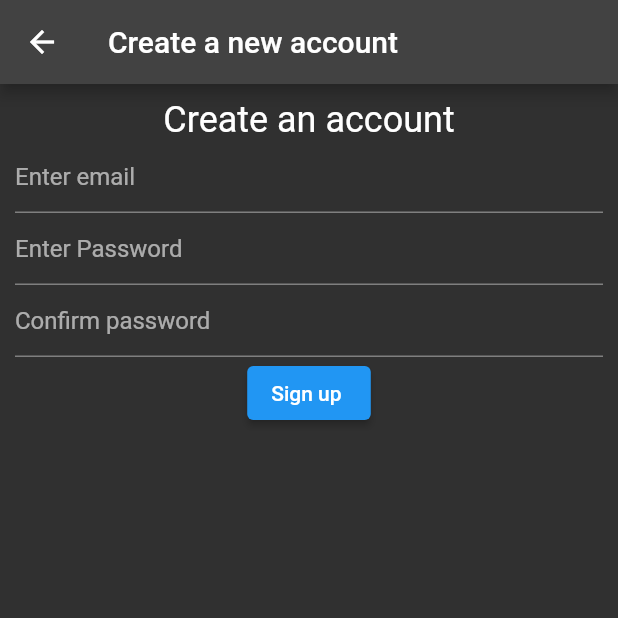
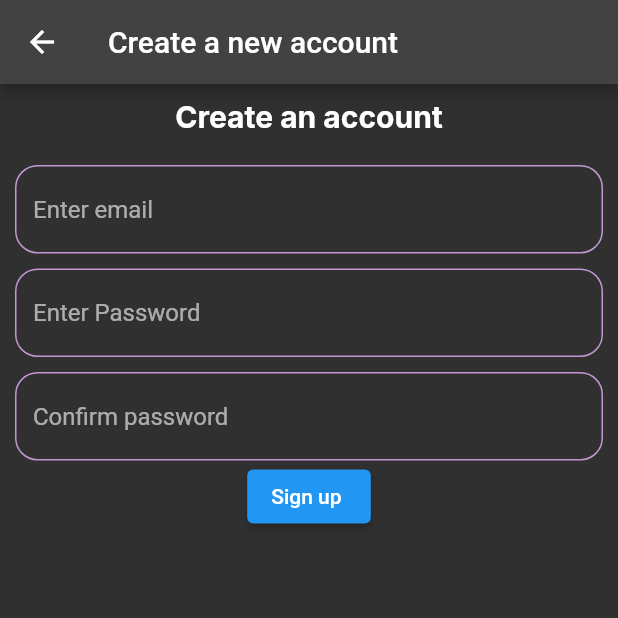
Before and after one commit to Flutter-Developer-110/class-master, a Flutter app: the screen it shows after launch, after a tap on "Sign In", after a tap on "Create a new account", on a phone screen of 412 x 824 dp, the top half of it. Run offline on Flutter 3.47's test engine with Material 2 defaults, Android fonts, the phone set to English and light mode, and no system bars; our stand-ins replace cloud_firestore, firebase_auth, firebase_core, firebase_storage, google_fonts, image_picker; missing offline and left inert: google_ml_kit; accounts and stored records are empty; network calls fail.

```diff
--- a/lib/main.dart
+++ b/lib/main.dart
@@ -18,7 +18,7 @@ class Lesson3App extends StatelessWidget{
   @override
   Widget build(BuildContext context) {
    return MaterialApp(
-     debugShowCheckedModeBanner: Constant.DEV,
+     debugShowCheckedModeBanner: false,
      theme: ThemeData(
        brightness: Constant.DARKMODE ? Brightness.dark : Brightness.light,
        primaryColor: Colors.blueAccent,
--- a/lib/model/constant.dart
+++ b/lib/model/constant.dart
@@ -1,14 +1,20 @@
-class Constant{
+import 'package:flutter/material.dart';
 
+class Constant {
   static const DEV = true;
-  static const DARKMODE=true;
-  static const PHOTO_IMAGES_FOLRDER='photo_images';
-  static const PHOTOMEMO_COLLECTION='photomemo_collection';
+  static const DARKMODE = true;
+  static const PHOTO_IMAGES_FOLRDER = 'photo_images';
+  static const PHOTOMEMO_COLLECTION = 'photomemo_collection';
 }
-enum ARGS{
+
+enum ARGS {
   USER,
   DownloadURL,
   Filename,
   PhotoMemoList,
   OnePhotoMemo,
 }
+
+const Color kMauve = Color(0xFFD3B1C2);
+const Color kLavender = Color(0xFFC197D2);
+const Color kOrchid = Color(0xFF613659);
--- a/lib/viewscreen/signin_screen.dart
+++ b/lib/viewscreen/signin_screen.dart
@@ -49,24 +49,55 @@ class _SignInState extends State<SignInScreen> {
                   'Sign in Please!',
                   style:TextStyle(fontFamily: 'RockSalt',fontSize: 24.0),
                 ),
+                const SizedBox(height: 20),
                 TextFormField(
                   decoration: InputDecoration(
-                    hintText: 'Email address',
+                    hintText: 'Enter Email',
+                    focusedBorder: OutlineInputBorder(
+                      borderRadius: BorderRadius.circular(15),
+                      borderSide: BorderSide(
+                        color: Colors.purpleAccent,
+                        width: 1,
+                      ),
+                    ),
+                    enabledBorder: OutlineInputBorder(
+                      borderRadius: BorderRadius.circular(15),
+                      borderSide: BorderSide(
+                        color: kLavender,
+                        width: 1,
+                      ),
+                    ),
                   ),
                   keyboardType: TextInputType.emailAddress,
                   autocorrect: false,
                   validator: con.validateEmail,
                   onSaved: con.saveEmail,
                 ),
+                const SizedBox(height: 10),
                 TextFormField(
                   decoration: InputDecoration(
                     hintText: 'Enter Password',
+                    focusedBorder: OutlineInputBorder(
+                      borderRadius: BorderRadius.circular(15),
+                      borderSide: BorderSide(
+                        color: Colors.purpleAccent,
+                        width: 1,
+                      ),
+                    ),
+                    enabledBorder: OutlineInputBorder(
+                      borderRadius: BorderRadius.circular(15),
+                      borderSide: BorderSide(
+                        color: kLavender,
+                        width: 1,
+                      ),
+                    ),
                   ),
                   obscureText: true,
                   autocorrect: false,
                   validator: con.validatePassword,
                   onSaved: con.savePassword,
                 ),
+                const SizedBox(height: 10),
                 ElevatedButton(
                   onPressed: con.signIn,
                   child: Text(
--- a/lib/viewscreen/signup_screen.dart
+++ b/lib/viewscreen/signup_screen.dart
@@ -1,5 +1,6 @@
 import 'package:flutter/cupertino.dart';
 import 'package:flutter/material.dart';
+import 'package:google_fonts/google_fonts.dart';
 import 'package:lesson3/controller/firebaseauth_controller.dart';
 import 'package:lesson3/model/constant.dart';
 import 'package:lesson3/viewscreen/view/mydialog.dart';
@@ -41,31 +42,78 @@ class _SignUpState extends State<SignUpScreen> {
               children: [
                 Text(
                   'Create an account',
-                  style: Theme.of(context).textTheme.headline5,
+                  style: GoogleFonts.inter(
+                    color: Colors.white,
+                    fontSize: 20,
+                    fontWeight: FontWeight.bold,
                   ),
+                ),
+                const SizedBox(height: 20),
                 TextFormField(
                   decoration: InputDecoration(
                     hintText: 'Enter email',
+                    focusedBorder: OutlineInputBorder(
+                      borderRadius: BorderRadius.circular(15),
+                      borderSide: BorderSide(
+                        color: Colors.purpleAccent,
+                        width: 1,
+                      ),
+                    ),
+                    enabledBorder: OutlineInputBorder(
+                      borderRadius: BorderRadius.circular(15),
+                      borderSide: BorderSide(
+                        color: kLavender,
+                        width: 1,
+                      ),
+                    ),
                   ),
                   keyboardType: TextInputType.emailAddress,
                   autocorrect: false,
                   validator: con.validateEmail,
                   onSaved: con.saveEmail,
                 ),
+                const SizedBox(height: 10),
                 TextFormField(
                   decoration: InputDecoration(
-                    hintText:'Enter Password' ,
-
+                    hintText: 'Enter Password',
+                    focusedBorder: OutlineInputBorder(
+                      borderRadius: BorderRadius.circular(15),
+                      borderSide: BorderSide(
+                        color: Colors.purpleAccent,
+                        width: 1,
+                      ),
+                    ),
+                    enabledBorder: OutlineInputBorder(
+                      borderRadius: BorderRadius.circular(15),
+                      borderSide: BorderSide(
+                        color: kLavender,
+                        width: 1,
+                      ),
+                    ),
                   ),
                   autocorrect: false,
                   obscureText: true,
                   validator: con.validatePassword,
                   onSaved: con.savePassword,
-
                 ),
+                const SizedBox(height: 10),
                 TextFormField(
                   decoration: InputDecoration(
-                    hintText: 'Confirm password'
+                    hintText: 'Confirm password',
+                    focusedBorder: OutlineInputBorder(
+                      borderRadius: BorderRadius.circular(15),
+                      borderSide: BorderSide(
+                        color: Colors.purpleAccent,
+                        width: 1,
+                      ),
+                    ),
+                    enabledBorder: OutlineInputBorder(
+                      borderRadius: BorderRadius.circular(15),
+                      borderSide: BorderSide(
+                        color: kLavender,
+                        width: 1,
+                      ),
+                    ),
                   ),
                   autocorrect: false,
                   obscureText: true,
@@ -74,7 +122,10 @@ class _SignUpState extends State<SignUpScreen> {
                 ),
                 ElevatedButton(
                   onPressed: con.signUp,
-                  child: Text('Sign up ',style: Theme.of(context).textTheme.button,),
+                  child: Text(
+                    'Sign up ',
+                    style: Theme.of(context).textTheme.button,
+                  ),
                 ),
               ],
             ),
@@ -87,69 +138,64 @@ class _SignUpState extends State<SignUpScreen> {
 
 class _Controller {
   late _SignUpState state;
- String ? email;
- String ? password;
- String ? passwordConfirm;
-
+  String? email;
+  String? password;
+  String? passwordConfirm;
 
   _Controller(this.state);
 
   void signUp() async {
-
-    FormState ? currentState =state.formKey.currentState;
+    FormState? currentState = state.formKey.currentState;
     if (currentState == null || !currentState.validate()) return;
     currentState.save();
 
-    if (password != passwordConfirm){
+    if (password != passwordConfirm) {
       MyDialog.showSnackBar(
         context: state.context,
-        message:  'password and confirm do not match',
+        message: 'password and confirm do not match',
         seconds: 15,
-
       );
       return;
     }
-    try{
-       await FirebaseAuthController.createAccount(email: email!,password: password!);
+    try {
+      await FirebaseAuthController.createAccount(
+          email: email!, password: password!);
       MyDialog.showSnackBar(
         context: state.context,
         message: 'Account created! Sign in to use the app ',
       );
-    }catch(e){
-       if(Constant.DEV) print('========== create account error: $e');
+    } catch (e) {
+      if (Constant.DEV) print('========== create account error: $e');
       MyDialog.showSnackBar(
         context: state.context,
         message: 'Cannot create account:$e',
       );
     }
-
   }
 
-
-  String? validateEmail(String? value){
-    if(value == null || !(value.contains('.')&& value.contains('@')))
-    return'Invalid email address';
+  String? validateEmail(String? value) {
+    if (value == null || !(value.contains('.') && value.contains('@')))
+      return 'Invalid email address';
     else
       return null;
   }
 
-  String ? validatePassword(String ? value){
-    if (value== null || value.length <6)
+  String? validatePassword(String? value) {
+    if (value == null || value.length < 6)
       return 'password too short';
     else
       return null;
   }
 
-  void saveEmail(String ? value){
-    email=value;
-
+  void saveEmail(String? value) {
+    email = value;
   }
 
-  void savePassword(String ? value){
-    password=value;
+  void savePassword(String? value) {
+    password = value;
   }
 
-  void saveConfirmPassword(String ? value){
-     passwordConfirm =value;
+  void saveConfirmPassword(String? value) {
+    passwordConfirm = value;
   }
 }
--- a/lib/viewscreen/view/customized_text_field.dart
+++ b/lib/viewscreen/view/customized_text_field.dart
@@ -3,7 +3,6 @@ import 'package:flutter/material.dart';
 class CustomizedTextField extends StatelessWidget {
   final String hintText;
   final String labelText;
-  final TextEditingController controller;
   final bool isPassword;
   final IconData suffixIcon;
   final VoidCallback iconPressed;
@@ -12,7 +11,6 @@ class CustomizedTextField extends StatelessWidget {
     Key? key,
     required this.hintText,
     required this.labelText,
-    required this.controller,
     required this.isPassword,
     required this.suffixIcon,
     required this.iconPressed,
@@ -21,7 +19,6 @@ class CustomizedTextField extends StatelessWidget {
   @override
   Widget build(BuildContext context) {
     return TextField(
-      controller: controller,
       obscureText: isPassword,
       decoration: InputDecoration(
         hintText: hintText,
--- a/pubspec.yaml
+++ b/pubspec.yaml
@@ -35,6 +35,7 @@ dependencies:
   # The following adds the Cupertino Icons font to your application.
   # Use with the CupertinoIcons class for iOS style icons.
   cupertino_icons: ^1.0.2
+  google_fonts: ^2.1.0
 
 dev_dependencies:
   flutter_test:
```
Also changed, not shown: pubspec.lock. Lines whose indentation alone changed are shown as unchanged.
